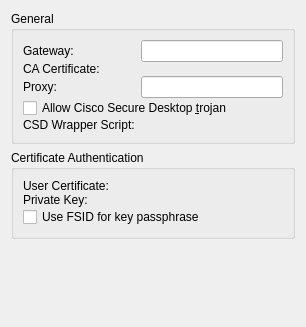
Old version of the form vpn/openconnect/openconnectprop.ui in the repository KDE/plasma-nm.
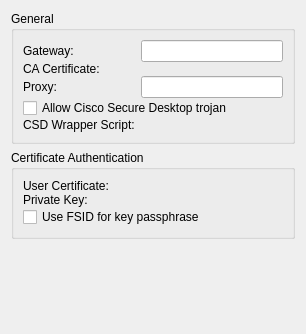
New version of the form. Custom widgets are drawn as their Qt base class.

Commit message:
Allow only certain file types for certificates
BUG:340706

Diff of the .ui file:
```diff
--- a/vpn/openconnect/openconnectprop.ui
+++ b/vpn/openconnect/openconnectprop.ui
@@ -7,7 +7,7 @@
     <x>0</x>
     <y>0</y>
     <width>306</width>
-    <height>327</height>
+    <height>334</height>
    </rect>
   </property>
   <property name="windowTitle">
@@ -78,7 +78,7 @@
       <item row="3" column="0" colspan="2">
        <widget class="QCheckBox" name="chkAllowTrojan">
         <property name="text">
-         <string>Allow Cisco Secure Desktop &amp;trojan</string>
+         <string>Allow Cisco Secure Desktop trojan</string>
         </property>
        </widget>
       </item>
@@ -151,7 +151,7 @@
  <customwidgets>
   <customwidget>
    <class>KUrlRequester</class>
-   <extends>QFrame</extends>
+   <extends>QWidget</extends>
    <header>kurlrequester.h</header>
   </customwidget>
  </customwidgets>
```
Left out of the diff: 30 changed lines with no effect on the pictures. The commit also changes 1 other file.
